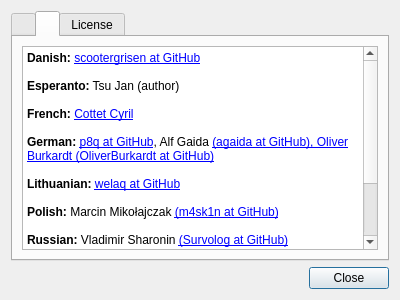
First picture: the form in featherpad/about.ui, repository vecnathewhisperd0/FeatherPad, before the edit.
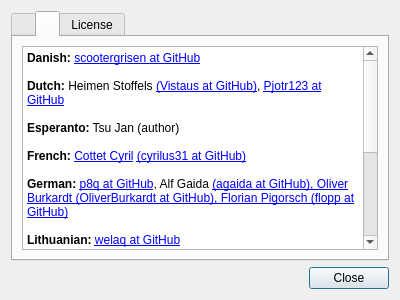
Second picture: the form after the edit. The open tabs and pages were chosen to show the change.

Commit message: Updated the translators list

```diff
--- a/featherpad/about.ui
+++ b/featherpad/about.ui
@@ -98,22 +98,25 @@
 p, li { white-space: pre-wrap; }
 &lt;/style&gt;&lt;/head&gt;&lt;body style=&quot;  font-weight:400; font-style:normal;&quot;&gt;
 &lt;p style=&quot; margin-top:0px; margin-bottom:0px; margin-left:0px; margin-right:0px; -qt-block-indent:0; text-indent:0px;&quot;&gt;&lt;span style=&quot; font-weight:600;&quot;&gt;Danish:&lt;/span&gt; &lt;a href=&quot;https://github.com/scootergrisen&quot;&gt;&lt;span;&gt;scootergrisen at GitHub&lt;/span&gt;&lt;/a&gt;&lt;/p&gt;
-&lt;p style=&quot;-qt-paragraph-type:empty; margin-top:0px; margin-bottom:0px; margin-left:0px; margin-right:0px; -qt-block-indent:0; text-indent:0px; text-decoration: underline; color:#2eb8e6;&quot;&gt;&lt;br /&gt;&lt;/p&gt;
+&lt;p style=&quot;-qt-paragraph-type:empty; margin-top:0px; margin-bottom:0px; margin-left:0px; margin-right:0px; -qt-block-indent:0; text-indent:0px;&quot;&gt;&lt;br /&gt;&lt;/p&gt;
+&lt;p style=&quot; margin-top:0px; margin-bottom:0px; margin-left:0px; margin-right:0px; -qt-block-indent:0; text-indent:0px;&quot;&gt;&lt;span style=&quot; font-weight:600;&quot;&gt;Dutch:&lt;/span&gt; Heimen Stoffels &lt;a href=&quot;https://github.com/Vistaus&quot;&gt;&lt;span;&gt;(Vistaus at GitHub)&lt;/span&gt;&lt;/a&gt;, &lt;a href=&quot;https://github.com/Pjotr123&quot;&gt;&lt;span;&gt;Pjotr123 at GitHub&lt;/span&gt;&lt;/a&gt;&lt;/p&gt;
+&lt;p style=&quot;-qt-paragraph-type:empty; margin-top:0px; margin-bottom:0px; margin-left:0px; margin-right:0px; -qt-block-indent:0; text-indent:0px;&quot;&gt;&lt;br /&gt;&lt;/p&gt;
 &lt;p style=&quot; margin-top:0px; margin-bottom:0px; margin-left:0px; margin-right:0px; -qt-block-indent:0; text-indent:0px;&quot;&gt;&lt;span style=&quot; font-weight:600;&quot;&gt;Esperanto:&lt;/span&gt; Tsu Jan (author)&lt;/p&gt;
 &lt;p style=&quot;-qt-paragraph-type:empty; margin-top:0px; margin-bottom:0px; margin-left:0px; margin-right:0px; -qt-block-indent:0; text-indent:0px;&quot;&gt;&lt;br /&gt;&lt;/p&gt;
-&lt;p style=&quot; margin-top:0px; margin-bottom:0px; margin-left:0px; margin-right:0px; -qt-block-indent:0; text-indent:0px;&quot;&gt;&lt;span style=&quot; font-weight:600;&quot;&gt;French:&lt;/span&gt; &lt;a href=&quot;mailto:cyrilusber2001@yahoo.fr?Subject=My%20Subject&quot;&gt;&lt;span;&gt;Cottet Cyril&lt;/span&gt;&lt;/a&gt;&lt;/p&gt;
+&lt;p style=&quot; margin-top:0px; margin-bottom:0px; margin-left:0px; margin-right:0px; -qt-block-indent:0; text-indent:0px;&quot;&gt;&lt;span style=&quot; font-weight:600;&quot;&gt;French:&lt;/span&gt; &lt;a href=&quot;mailto:cyrilusber2001@yahoo.fr?Subject=My%20Subject&quot;&gt;&lt;span;&gt;Cottet Cyril&lt;/span&gt;&lt;/a&gt; &lt;a href=&quot;https://github.com/cyrilus31&quot;&gt;&lt;span;&gt;(cyrilus31 at GitHub)&lt;/span&gt;&lt;/a&gt;&lt;/p&gt;
 &lt;p style=&quot;-qt-paragraph-type:empty; margin-top:0px; margin-bottom:0px; margin-left:0px; margin-right:0px; -qt-block-indent:0; text-indent:0px;&quot;&gt;&lt;br /&gt;&lt;/p&gt;
-&lt;p style=&quot; margin-top:0px; margin-bottom:0px; margin-left:0px; margin-right:0px; -qt-block-indent:0; text-indent:0px;&quot;&gt;&lt;span style=&quot; font-weight:600;&quot;&gt;German:&lt;/span&gt; &lt;a href=&quot;https://github.com/p8q&quot;&gt;&lt;span;&gt;p8q at GitHub&lt;/span&gt;&lt;/a&gt;, Alf Gaida &lt;a href=&quot;https://github.com/agaida&quot;&gt;&lt;span;&gt;(agaida at GitHub)&lt;/span&gt;&lt;/a&lt;/p&gt;, Oliver Burkardt &lt;a href=&quot;https://github.com/OliverBurkardt&quot;&gt;&lt;span;&gt;(OliverBurkardt at GitHub)&lt;/span&gt;&lt;/a&lt;/p&gt;
+&lt;p style=&quot; margin-top:0px; margin-bottom:0px; margin-left:0px; margin-right:0px; -qt-block-indent:0; text-indent:0px;&quot;&gt;&lt;span style=&quot; font-weight:600;&quot;&gt;German:&lt;/span&gt; &lt;a href=&quot;https://github.com/p8q&quot;&gt;&lt;span;&gt;p8q at GitHub&lt;/span&gt;&lt;/a&gt;, Alf Gaida &lt;a href=&quot;https://github.com/agaida&quot;&gt;&lt;span;&gt;(agaida at GitHub)&lt;/span&gt;&lt;/a&lt;/p&gt;, Oliver Burkardt &lt;a href=&quot;https://github.com/OliverBurkardt&quot;&gt;&lt;span;&gt;(OliverBurkardt at GitHub)&lt;/span&gt;&lt;/a&gt;, Florian Pigorsch (&lt;a href=&quot;https://github.com/flopp&quot;&gt;&lt;span;&gt;flopp at GitHub&lt;/span&gt;&lt;/a&gt;)&lt;/p&gt;
 &lt;p style=&quot;-qt-paragraph-type:empty; margin-top:0px; margin-bottom:0px; margin-left:0px; margin-right:0px; -qt-block-indent:0; text-indent:0px;&quot;&gt;&lt;br /&gt;&lt;/p&gt;
 &lt;p style=&quot; margin-top:0px; margin-bottom:0px; margin-left:0px; margin-right:0px; -qt-block-indent:0; text-indent:0px;&quot;&gt;&lt;span style=&quot; font-weight:600;&quot;&gt;Lithuanian:&lt;/span&gt; &lt;a href=&quot;https://github.com/welaq&quot;&gt;&lt;span;&gt;welaq at GitHub&lt;/span&gt;&lt;/a&gt;
 &lt;p style=&quot;-qt-paragraph-type:empty; margin-top:0px; margin-bottom:0px; margin-left:0px; margin-right:0px; -qt-block-indent:0; text-indent:0px;&quot;&gt;&lt;br /&gt;&lt;/p&gt;
 &lt;p style=&quot; margin-top:0px; margin-bottom:0px; margin-left:0px; margin-right:0px; -qt-block-indent:0; text-indent:0px;&quot;&gt;&lt;span style=&quot; font-weight:600;&quot;&gt;Polish:&lt;/span&gt; Marcin Mikołajczak &lt;a href=&quot;https://github.com/m4sk1n&quot;&gt;&lt;span;&gt;(m4sk1n at GitHub)&lt;/span&gt;&lt;/a&gt;&lt;/p&gt;
 &lt;p style=&quot;-qt-paragraph-type:empty; margin-top:0px; margin-bottom:0px; margin-left:0px; margin-right:0px; -qt-block-indent:0; text-indent:0px;&quot;&gt;&lt;br /&gt;&lt;/p&gt;
-&lt;p style=&quot; margin-top:0px; margin-bottom:0px; margin-left:0px; margin-right:0px; -qt-block-indent:0; text-indent:0px;&quot;&gt;&lt;span style=&quot; font-weight:600;&quot;&gt;Russian:&lt;/span&gt; Vladimir Sharonin &lt;a href=&quot;https://github.com/Survolog&quot;&gt;&lt;span;&gt;(Survolog at GitHub)&lt;/span&gt;&lt;/a&gt;&lt;/p&gt;
+&lt;p style=&quot; margin-top:0px; margin-bottom:0px; margin-left:0px; margin-right:0px; -qt-block-indent:0; text-indent:0px;&quot;&gt;&lt;span style=&quot; font-weight:600;&quot;&gt;Portuguese (Brazil):&lt;/span&gt; &lt;a href=&quot;https://github.com/eltonfabricio10&quot;&gt;&lt;span;&gt;eltonfabricio10 at GitHub&lt;/span&gt;&lt;/a&gt;&lt;/p&gt;
+&lt;p style=&quot;-qt-paragraph-type:empty; margin-top:0px; margin-bottom:0px; margin-left:0px; margin-right:0px; -qt-block-indent:0; text-indent:0px;&quot;&gt;&lt;br /&gt;&lt;/p&gt;
+&lt;p style=&quot; margin-top:0px; margin-bottom:0px; margin-left:0px; margin-right:0px; -qt-block-indent:0; text-indent:0px;&quot;&gt;&lt;span style=&quot; font-weight:600;&quot;&gt;Russian:&lt;/span&gt; Vladimir Sharonin &lt;a href=&quot;https://github.com/Survolog&quot;&gt;&lt;span;&gt;(Survolog at GitHub)&lt;/span&gt;&lt;/a&gt;, &lt;a href=&quot;https://github.com/VaYurik&quot;&gt;&lt;span;&gt;VaYurik at GitHub&lt;/span&gt;&lt;/a&gt;&lt;/p&gt;
 &lt;p style=&quot;-qt-paragraph-type:empty; margin-top:0px; margin-bottom:0px; margin-left:0px; margin-right:0px; -qt-block-indent:0; text-indent:0px;&quot;&gt;&lt;br /&gt;&lt;/p&gt;
 &lt;p style=&quot; margin-top:0px; margin-bottom:0px; margin-left:0px; margin-right:0px; -qt-block-indent:0; text-indent:0px;&quot;&gt;&lt;span style=&quot; font-weight:600;&quot;&gt;Simplified Chinese:&lt;/span&gt; &lt;a href=&quot;https://github.com/notname000&quot;&gt;&lt;span;&gt;notname000 at GitHub&lt;/span&gt;&lt;/a&gt;&lt;/p&gt;
 &lt;p style=&quot;-qt-paragraph-type:empty; margin-top:0px; margin-bottom:0px; margin-left:0px; margin-right:0px; -qt-block-indent:0; text-indent:0px;&quot;&gt;&lt;br /&gt;&lt;/p&gt;
-&lt;/style&gt;&lt;/head&gt;&lt;body style=&quot;  font-weight:400; font-style:normal;&quot;&gt;
 &lt;p style=&quot; margin-top:0px; margin-bottom:0px; margin-left:0px; margin-right:0px; -qt-block-indent:0; text-indent:0px;&quot;&gt;&lt;span style=&quot; font-weight:600;&quot;&gt;Spanish:&lt;/span&gt; &lt;a href=&quot;https://github.com/micrococo&quot;&gt;&lt;span;&gt;micrococo at GitHub&lt;/span&gt;&lt;/a&gt;&lt;/p&gt;&lt;/body&gt;&lt;/html&gt;
 &lt;p style=&quot;-qt-paragraph-type:empty; margin-top:0px; margin-bottom:0px; margin-left:0px; margin-right:0px; -qt-block-indent:0; text-indent:0px;&quot;&gt;&lt;br /&gt;&lt;/p&gt;
 &lt;p style=&quot; margin-top:0px; margin-bottom:0px; margin-left:0px; margin-right:0px; -qt-block-indent:0; text-indent:0px;&quot;&gt;&lt;span style=&quot; font-weight:600;&quot;&gt;Turkish:&lt;/span&gt; Abdullah Ramazanoğlu &lt;a href=&quot;https://github.com/aramazano&quot;&gt;&lt;span;&gt;(ramazano at GitHub)&lt;/span&gt;&lt;/a&gt;&lt;/p&gt;&lt;/body&gt;&lt;/html&gt;</string>
```
